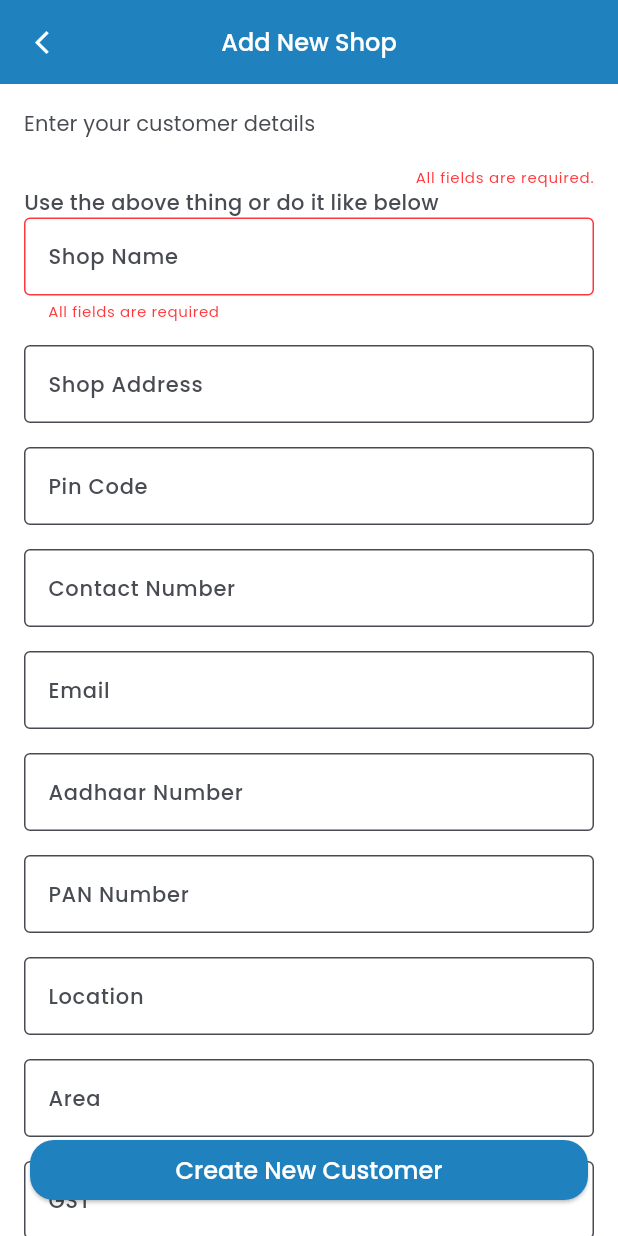
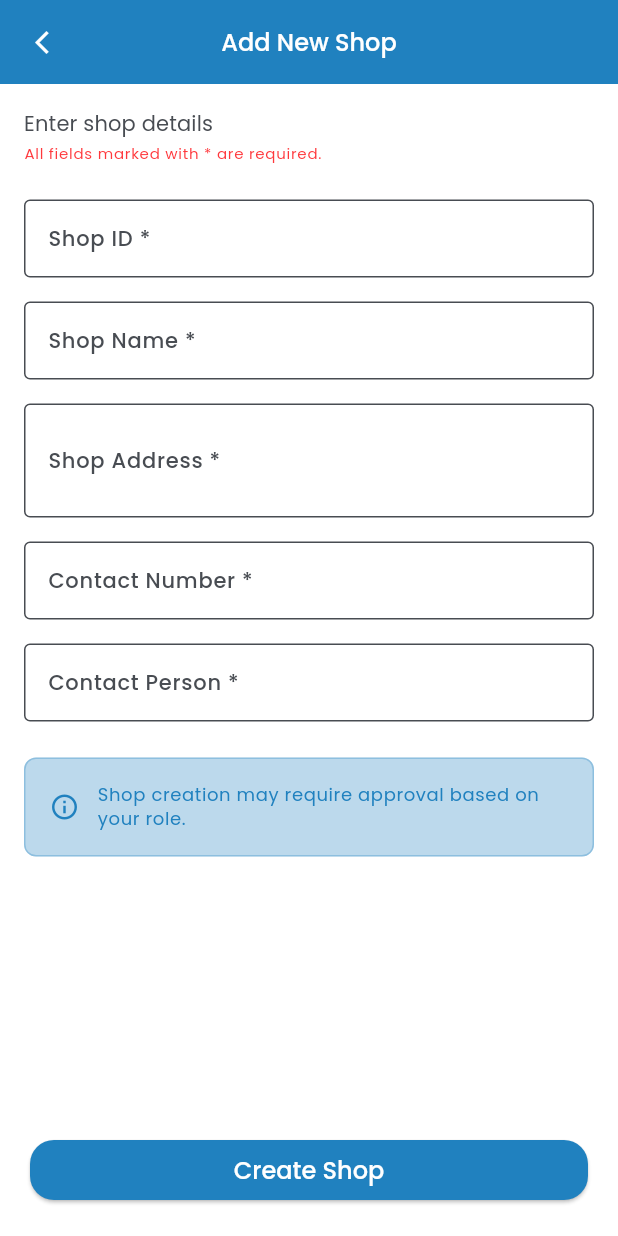
Before and after one commit to smokinthunder/sales_manager, a Flutter app: the AddNewShopScreen screen opened by its route, on a phone screen of 412 x 824 dp. Run offline on Flutter 3.47's test engine with Material 3 defaults, Android fonts, the phone set to English and light mode, and no system bars; our stand-ins replace another_flushbar, dio, fl_chart, flutter_dotenv, flutter_riverpod, flutter_secure_storage and 3 more; accounts and stored records are empty; generated files the repository leaves out were written again.

Commit message:
feat: enhance shop creation process with approval workflow

```diff
--- a/frontend/lib/ui/home/add_shop/add_new_shop.dart
+++ b/frontend/lib/ui/home/add_shop/add_new_shop.dart
@@ -1,9 +1,40 @@
 import 'package:flutter/material.dart';
+import 'package:flutter_riverpod/flutter_riverpod.dart';
 import 'package:go_router/go_router.dart';
+import 'package:sales_manager/data/services/remote/remote_shop_service.dart';
 import 'package:sales_manager/routing/route_paths.dart';
+import 'package:sales_manager/utils/result.dart';
+import 'package:sales_manager/utils/show_snackbar.dart';
 
-class AddNewShopScreen extends StatelessWidget {
+class AddNewShopScreen extends ConsumerStatefulWidget {
   const AddNewShopScreen({super.key});
+
+  @override
+  ConsumerState<AddNewShopScreen> createState() => _AddNewShopScreenState();
+}
+
+class _AddNewShopScreenState extends ConsumerState<AddNewShopScreen> {
+  final _formKey = GlobalKey<FormState>();
+  final _shopService = RemoteShopService();
+
+  // Form controllers
+  final _shopIdController = TextEditingController();
+  final _shopNameController = TextEditingController();
+  final _addressController = TextEditingController();
+  final _phoneController = TextEditingController();
+  final _contactPersonController = TextEditingController();
+
+  bool _isLoading = false;
+
+  @override
+  void dispose() {
+    _shopIdController.dispose();
+    _shopNameController.dispose();
+    _addressController.dispose();
+    _phoneController.dispose();
+    _contactPersonController.dispose();
+    super.dispose();
+  }
 
   @override
   Widget build(BuildContext context) {
@@ -26,156 +57,154 @@ class AddNewShopScreen extends StatelessWidget {
           children: [
             SingleChildScrollView(
               padding: const EdgeInsets.all(16).copyWith(bottom: 80),
+              child: Form(
+                key: _formKey,
                 child: Column(
                   crossAxisAlignment: CrossAxisAlignment.start,
                   children: [
                     Text(
-                    "Enter your customer details",
+                      "Enter shop details",
                       style: textTheme.labelLarge?.copyWith(
                         color: colorScheme.onSurface,
                       ),
                     ),
                     const SizedBox(height: 4),
-
-                  const SizedBox(height: 16),
-
-                  // Shop Name
-                  Align(
-                    alignment: Alignment.centerRight,
-                    child: Text(
-                      "All fields are required.",
+                    Text(
+                      "All fields marked with * are required.",
                       style: textTheme.labelMedium?.copyWith(
                         color: colorScheme.error,
                       ),
                     ),
+                    const SizedBox(height: 24),
+
+                    // Shop ID
+                    TextFormField(
+                      controller: _shopIdController,
+                      decoration: InputDecoration(
+                        labelText: "Shop ID *",
+                        hintText: "Enter unique shop ID (e.g., SH001)",
+                        border: OutlineInputBorder(),
                       ),
-                  Text("Use the above thing or do it like below"),
-                  TextField(
+                      validator: (value) {
+                        if (value == null || value.trim().isEmpty) {
+                          return 'Shop ID is required';
+                        }
+                        if (value.trim().length < 3) {
+                          return 'Shop ID must be at least 3 characters';
+                        }
+                        return null;
+                      },
+                    ),
+                    const SizedBox(height: 16),
+
+                    // Shop Name
+                    TextFormField(
+                      controller: _shopNameController,
                       decoration: InputDecoration(
-                      errorText: "All fields are required",
-                      labelText: "Shop Name",
+                        labelText: "Shop Name *",
                         hintText: "Enter shop name",
+                        border: OutlineInputBorder(),
                       ),
+                      validator: (value) {
+                        if (value == null || value.trim().isEmpty) {
+                          return 'Shop name is required';
+                        }
+                        return null;
+                      },
                     ),
                     const SizedBox(height: 16),
 
                     // Shop Address
-                  TextField(
+                    TextFormField(
+                      controller: _addressController,
                       decoration: InputDecoration(
-                      labelText: "Shop Address",
+                        labelText: "Shop Address *",
                         hintText: "Enter shop address",
+                        border: OutlineInputBorder(),
                       ),
-                  ),
-                  const SizedBox(height: 16),
-
-                  // Pin Code
-                  TextField(
-                    decoration: InputDecoration(
-                      labelText: "Pin Code",
-                      hintText: "Enter shop address pin code",
-                    ),
-                    keyboardType: TextInputType.number,
+                      maxLines: 2,
+                      validator: (value) {
+                        if (value == null || value.trim().isEmpty) {
+                          return 'Shop address is required';
+                        }
+                        return null;
+                      },
                     ),
                     const SizedBox(height: 16),
 
                     // Contact Number
-                  TextField(
+                    TextFormField(
+                      controller: _phoneController,
                       decoration: InputDecoration(
-                      labelText: "Contact Number",
-                      hintText: "Enter your mobile number",
+                        labelText: "Contact Number *",
+                        hintText: "Enter contact phone number",
+                        border: OutlineInputBorder(),
+                        prefixText: "+",
                       ),
                       keyboardType: TextInputType.phone,
+                      validator: (value) {
+                        if (value == null || value.trim().isEmpty) {
+                          return 'Contact number is required';
+                        }
+                        if (value.trim().length < 10) {
+                          return 'Contact number must be at least 10 digits';
+                        }
+                        return null;
+                      },
                     ),
                     const SizedBox(height: 16),
 
-                  // Email
-                  TextField(
+                    // Contact Person
+                    TextFormField(
+                      controller: _contactPersonController,
                       decoration: InputDecoration(
-                      labelText: "Email",
-                      hintText: "Enter shop email address",
+                        labelText: "Contact Person *",
+                        hintText: "Enter contact person name",
+                        border: OutlineInputBorder(),
                       ),
-                    keyboardType: TextInputType.emailAddress,
+                      validator: (value) {
+                        if (value == null || value.trim().isEmpty) {
+                          return 'Contact person is required';
+                        }
+                        return null;
+                      },
                     ),
-                  const SizedBox(height: 16),
+                    const SizedBox(height: 24),
 
-                  // Aadhaar Number
-                  TextField(
-                    decoration: InputDecoration(
-                      labelText: "Aadhaar Number",
-                      hintText: "Enter aadhaar number",
-                    ),
-                    keyboardType: TextInputType.number,
-                  ),
-                  const SizedBox(height: 16),
-
-                  // PAN Number
-                  TextField(
-                    decoration: InputDecoration(
-                      labelText: "PAN Number",
-                      hintText: "Enter PAN number",
+                    // Info card
+                    Container(
+                      padding: const EdgeInsets.all(16),
+                      decoration: BoxDecoration(
+                        color: colorScheme.primaryContainer.withValues(alpha: 0.3),
+                        borderRadius: BorderRadius.circular(8),
+                        border: Border.all(
+                          color: colorScheme.primary.withValues(alpha: 0.3),
                         ),
                       ),
-                  const SizedBox(height: 16),
-
-                  // Location
-                  TextField(
-                    decoration: InputDecoration(
-                      labelText: "Location",
-                      hintText: "Enter shop location",
+                      child: Row(
+                        children: [
+                          Icon(
+                            Icons.info_outline,
+                            color: colorScheme.primary,
+                            size: 20,
                           ),
+                          const SizedBox(width: 12),
+                          Expanded(
+                            child: Text(
+                              "Shop creation may require approval based on your role.",
+                              style: textTheme.bodySmall?.copyWith(
+                                color: colorScheme.primary,
                               ),
-                  const SizedBox(height: 16),
-
-                  // Area
-                  TextField(
-                    decoration: InputDecoration(
-                      labelText: "Area",
-                      hintText: "Enter shop area",
-                    ),
-                  ),
-                  const SizedBox(height: 16),
-
-                  // GST
-                  TextField(
-                    decoration: InputDecoration(
-                      labelText: "GST",
-                      hintText: "Enter your GST number",
-                    ),
-                  ),
-                  const SizedBox(height: 16),
-
-                  // Shop Logo
-                  Row(
-                    mainAxisAlignment: MainAxisAlignment.spaceBetween,
-                    children: [
-                      Column(
-                        crossAxisAlignment: CrossAxisAlignment.start,
-                        children: [
-                          Text(
-                            "Shop Logo",
-                            textAlign: TextAlign.left,
-                            style: textTheme.bodySmall?.copyWith(
-                              color: colorScheme.onSecondary,
-                            ),
-                          ),
-                          Text(
-                            "Upload shop logo",
-                            style: textTheme.bodySmall?.copyWith(
-                              color: colorScheme.tertiary,
                             ),
                           ),
                         ],
                       ),
-                      IconButton(
-                        icon: const Icon(Icons.file_upload_outlined),
-                        onPressed: () {},
                     ),
                   ],
                 ),
-                  const SizedBox(height: 24),
-                ],
               ),
             ),
+
             // Create Button
             Container(
               padding: const EdgeInsets.all(20),
@@ -183,11 +212,24 @@ class AddNewShopScreen extends StatelessWidget {
               child: SizedBox(
                 width: double.infinity,
                 child: ElevatedButton(
-                  onPressed: () {
-                    //TODO: write proper code
-                    context.go(RoutePaths.addShopSuccess);
-                  },
-                  child: const Text("Create New Customer"),
+                  onPressed: _isLoading ? null : _handleCreateShop,
+                  child: _isLoading
+                      ? Row(
+                          mainAxisAlignment: MainAxisAlignment.center,
+                          children: [
+                            SizedBox(
+                              width: 20,
+                              height: 20,
+                              child: CircularProgressIndicator(
+                                strokeWidth: 2,
+                                color: colorScheme.onPrimary,
+                              ),
+                            ),
+                            const SizedBox(width: 12),
+                            const Text("Creating..."),
+                          ],
+                        )
+                      : const Text("Create Shop"),
                 ),
               ),
             ),
@@ -196,4 +238,101 @@ class AddNewShopScreen extends StatelessWidget {
       ),
     );
   }
+
+  Future<void> _handleCreateShop() async {
+    if (!_formKey.currentState!.validate()) {
+      return;
     }
+
+    setState(() {
+      _isLoading = true;
+    });
+
+    try {
+      final result = await _shopService.createShop(
+        shopId: _shopIdController.text.trim(),
+        name: _shopNameController.text.trim(),
+        status: 'active',
+        address: _addressController.text.trim(),
+        phone: '+${_phoneController.text.trim()}',
+        contactPerson: _contactPersonController.text.trim(),
+        latitude: 0.0, // TODO: Get actual location
+        longitude: 0.0, // TODO: Get actual location
+        territoryId: '', // TODO: Get from user's territory or allow selection
+      );
+
+      if (!mounted) return;
+
+      switch (result) {
+        case Ok():
+          final response = result.value.data;
+          final approvalRequired = response?['approval_required'] as bool?;
+          final shop = response?['shop'] as Map<String, dynamic>?;
+
+          if (approvalRequired == true) {
+            // Show approval pending screen/message
+            _showApprovalPendingDialog();
+          } else if (shop != null) {
+            // Shop created successfully
+            showSnackBar(
+              context,
+              'Shop "${_shopNameController.text.trim()}" created successfully!',
+              false,
+            );
+            context.go(RoutePaths.addShopSuccess);
+          }
+          break;
+
+        case Error():
+          showSnackBar(
+            context,
+            'Failed to create shop: ${result.error}',
+            true,
+          );
+          break;
+      }
+    } catch (e) {
+      if (mounted) {
+        showSnackBar(
+          context,
+          'An unexpected error occurred: $e',
+          true,
+        );
+      }
+    } finally {
+      if (mounted) {
+        setState(() {
+          _isLoading = false;
+        });
+      }
+    }
+  }
+
+  void _showApprovalPendingDialog() {
+    showDialog(
+      context: context,
+      barrierDismissible: false,
+      builder: (context) => AlertDialog(
+        icon: Icon(
+          Icons.hourglass_empty,
+          color: Theme.of(context).colorScheme.primary,
+          size: 48,
+        ),
+        title: const Text('Approval Required'),
+        content: Text(
+          'Your shop creation request has been submitted and is pending approval from your area manager.\n\nYou will receive a notification once it\'s approved.',
+          textAlign: TextAlign.center,
+        ),
+        actions: [
+          ElevatedButton(
+            onPressed: () {
+              Navigator.of(context).pop();
+              context.go(RoutePaths.home);
+            },
+            child: const Text('OK'),
+          ),
+        ],
+      ),
+    );
+  }
+}
```
Also changed, not shown: 6 other files. Lines whose indentation alone changed are shown as unchanged.
